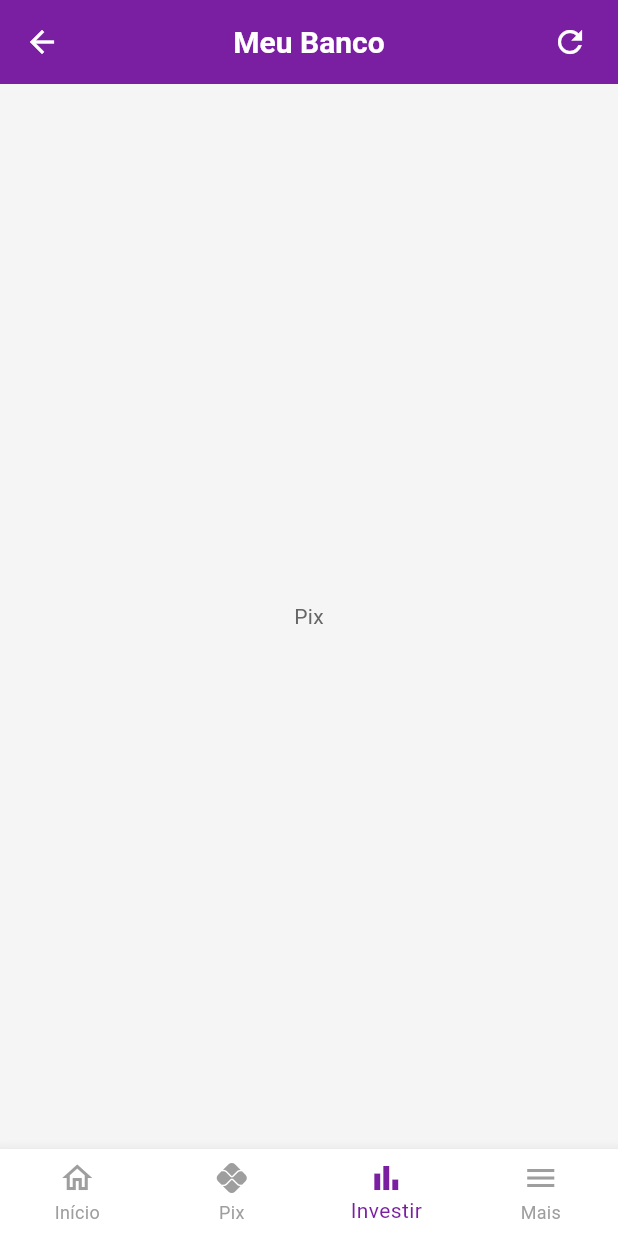
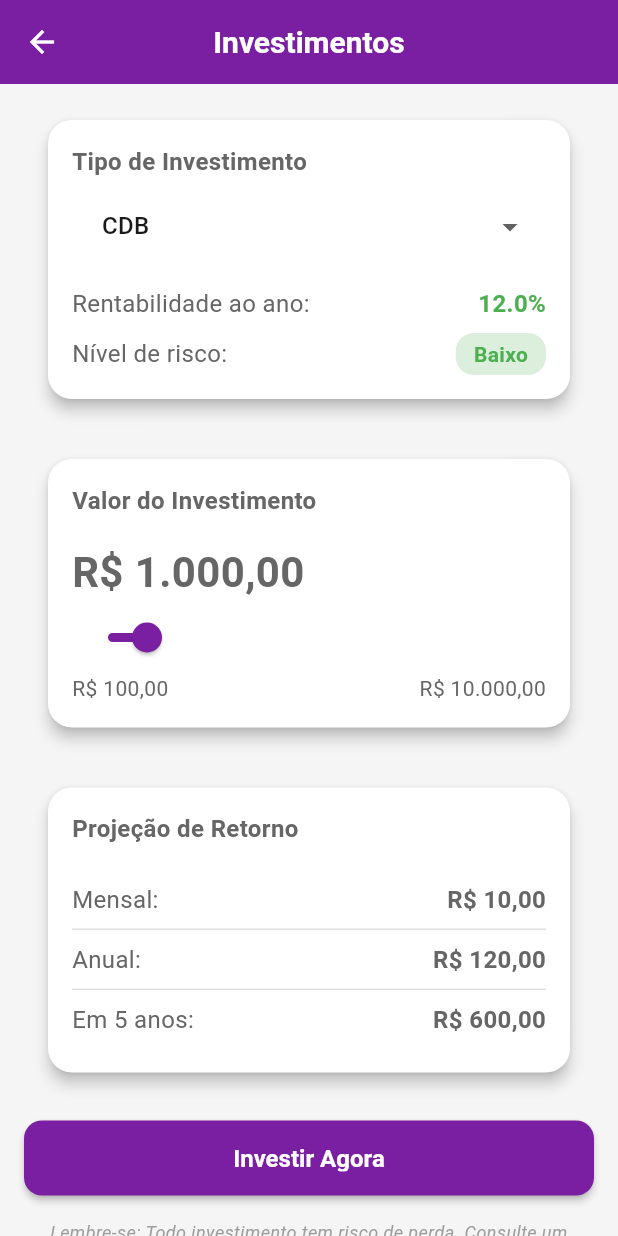
Before and after one commit to cleitao-anao/BancoDigitalFlutter, a Flutter app: the HomeScreen screen opened by its route, item 3 of the bottom bar chosen, on a phone screen of 412 x 824 dp. Run offline on Flutter 3.47's test engine with Material 3 defaults, Android fonts, the phone set to English and light mode, and no system bars; our stand-ins replace connectivity_plus, mask_text_input_formatter, shared_preferences, supabase_flutter; accounts and stored records are empty.

Commit message:
tudo pronto

```diff
--- a/lib/config/app_routes.dart
+++ b/lib/config/app_routes.dart
@@ -9,6 +9,7 @@
 import 'package:flutter_application_1/screens/pix/pix_keys_screen.dart';
 import 'package:flutter_application_1/screens/pix/add_pix_key_screen.dart';
 import 'package:flutter_application_1/screens/pix/pix_history_screen.dart';
+import 'package:flutter_application_1/screens/investment_screen.dart';
 
 // Rotas principais
 const String loginRoute = '/login';
@@ -16,6 +17,7 @@
 const String homeRoute = '/home';
 const String settingsRoute = '/settings';
 const String quotationRoute = '/quotation';
+const String investmentRoute = '/investment';
 
 // Rotas do PIX
 const String pixHomeRoute = '/pix/home';
@@ -31,6 +33,7 @@
   homeRoute: (context) => const HomeScreen(),
   settingsRoute: (context) => const SettingsScreen(),
   quotationRoute: (context) => const QuotationScreen(),
+  investmentRoute: (context) => const InvestmentScreen(),
 
   // Rotas do PIX
   pixHomeRoute: (context) => const PixHomeScreen(),
--- a/lib/screens/home_screen.dart
+++ b/lib/screens/home_screen.dart
@@ -3,7 +3,7 @@
 import 'package:flutter/material.dart';
 import 'package:provider/provider.dart';
 import 'package:flutter_application_1/theme/app_theme.dart';
-import 'package:flutter_application_1/config/app_routes.dart' show pixHomeRoute, quotationRoute, settingsRoute;
+import 'package:flutter_application_1/config/app_routes.dart' show pixHomeRoute, quotationRoute, settingsRoute, investmentRoute;
 import 'package:flutter_application_1/services/bank_service.dart';
 import 'package:intl/intl.dart';
 
@@ -305,7 +305,7 @@
           const Color(0xFFF57C00),
         ],
         'onTap': () {
-          // TODO: Navegar para investimentos
+          Navigator.pushNamed(context, investmentRoute);
         },
       },
       {
@@ -475,9 +475,10 @@
     return BottomNavigationBar(
       currentIndex: currentIndex,
       onTap: (index) {
-        // Handle navigation
         if (index == 1) { // Pix
           Navigator.pushNamed(context, pixHomeRoute);
+        } else if (index == 2) { // Investir
+          Navigator.pushNamed(context, investmentRoute);
         } else if (index == 3) { // Mais
           Navigator.pushNamed(context, settingsRoute);
         } else {
--- /dev/null
+++ b/lib/screens/investment_screen.dart
@@ -0,0 +1,383 @@
+import 'package:flutter/material.dart';
+import 'package:provider/provider.dart';
+import 'package:flutter_application_1/services/bank_service.dart';
+import 'package:intl/intl.dart';
+
+class InvestmentScreen extends StatefulWidget {
+  const InvestmentScreen({Key? key}) : super(key: key);
+
+  @override
+  State<InvestmentScreen> createState() => _InvestmentScreenState();
+}
+
+class _InvestmentScreenState extends State<InvestmentScreen> {
+  double _investmentAmount = 1000.0;
+  String _selectedInvestment = 'CDB';
+  final List<String> _investmentTypes = [
+    'CDB',
+    'LCI',
+    'LCA',
+    'Tesouro Direto',
+    'Fundos de Renda Fixa',
+    'Fundos de Ações'
+  ];
+
+  final Map<String, double> _interestRates = {
+    'CDB': 0.12,
+    'LCI': 0.1,
+    'LCA': 0.095,
+    'Tesouro Direto': 0.115,
+    'Fundos de Renda Fixa': 0.11,
+    'Fundos de Ações': 0.15,
+  };
+
+  final Map<String, String> _riskLevels = {
+    'CDB': 'Baixo',
+    'LCI': 'Baixo',
+    'LCA': 'Baixo',
+    'Tesouro Direto': 'Médio',
+    'Fundos de Renda Fixa': 'Médio',
+    'Fundos de Ações': 'Alto',
+  };
+
+  @override
+  Widget build(BuildContext context) {
+    final theme = Theme.of(context);
+    final currencyFormat = NumberFormat.currency(locale: 'pt_BR', symbol: 'R\$');
+    final double rate = _interestRates[_selectedInvestment] ?? 0.0;
+    final double yearlyReturn = _investmentAmount * rate;
+    final double monthlyReturn = yearlyReturn / 12;
+
+    return Scaffold(
+      appBar: AppBar(
+        title: const Text('Investimentos'),
+        elevation: 0,
+      ),
+      body: SingleChildScrollView(
+        padding: const EdgeInsets.all(16.0),
+        child: Column(
+          crossAxisAlignment: CrossAxisAlignment.start,
+          children: [
+            Card(
+              elevation: 4,
+              shape: RoundedRectangleBorder(
+                borderRadius: BorderRadius.circular(16),
+              ),
+              child: Padding(
+                padding: const EdgeInsets.all(16.0),
+                child: Column(
+                  crossAxisAlignment: CrossAxisAlignment.start,
+                  children: [
+                    const Text(
+                      'Tipo de Investimento',
+                      style: TextStyle(
+                        fontSize: 16,
+                        fontWeight: FontWeight.bold,
+                      ),
+                    ),
+                    const SizedBox(height: 8),
+                    DropdownButtonFormField<String>(
+                      value: _selectedInvestment,
+                      decoration: InputDecoration(
+                        border: OutlineInputBorder(
+                          borderRadius: BorderRadius.circular(12),
+                        ),
+                        contentPadding: const EdgeInsets.symmetric(horizontal: 16, vertical: 12),
+                      ),
+                      items: _investmentTypes.map((String value) {
+                        return DropdownMenuItem<String>(
+                          value: value,
+                          child: Text(value),
+                        );
+                      }).toList(),
+                      onChanged: (String? newValue) {
+                        if (newValue != null) {
+                          setState(() {
+                            _selectedInvestment = newValue;
+                          });
+                        }
+                      },
+                    ),
+                    const SizedBox(height: 16),
+                    Row(
+                      mainAxisAlignment: MainAxisAlignment.spaceBetween,
+                      children: [
+                        const Text(
+                          'Rentabilidade ao ano:',
+                          style: TextStyle(fontSize: 16),
+                        ),
+                        Text(
+                          '${(rate * 100).toStringAsFixed(1)}%',
+                          style: const TextStyle(
+                            fontSize: 16,
+                            fontWeight: FontWeight.bold,
+                            color: Colors.green,
+                          ),
+                        ),
+                      ],
+                    ),
+                    const SizedBox(height: 8),
+                    Row(
+                      mainAxisAlignment: MainAxisAlignment.spaceBetween,
+                      children: [
+                        const Text(
+                          'Nível de risco:',
+                          style: TextStyle(fontSize: 16),
+                        ),
+                        Container(
+                          padding: const EdgeInsets.symmetric(horizontal: 12, vertical: 4),
+                          decoration: BoxDecoration(
+                            color: _riskLevels[_selectedInvestment] == 'Baixo'
+                                ? Colors.green.withOpacity(0.2)
+                                : _riskLevels[_selectedInvestment] == 'Médio'
+                                    ? Colors.orange.withOpacity(0.2)
+                                    : Colors.red.withOpacity(0.2),
+                            borderRadius: BorderRadius.circular(12),
+                          ),
+                          child: Text(
+                            _riskLevels[_selectedInvestment] ?? '',
+                            style: TextStyle(
+                              color: _riskLevels[_selectedInvestment] == 'Baixo'
+                                  ? Colors.green
+                                  : _riskLevels[_selectedInvestment] == 'Médio'
+                                      ? Colors.orange
+                                      : Colors.red,
+                              fontWeight: FontWeight.bold,
+                            ),
+                          ),
+                        ),
+                      ],
+                    ),
+                  ],
+                ),
+              ),
+            ),
+            const SizedBox(height: 24),
+            Card(
+              elevation: 4,
+              shape: RoundedRectangleBorder(
+                borderRadius: BorderRadius.circular(16),
+              ),
+              child: Padding(
+                padding: const EdgeInsets.all(16.0),
+                child: Column(
+                  crossAxisAlignment: CrossAxisAlignment.start,
+                  children: [
+                    const Text(
+                      'Valor do Investimento',
+                      style: TextStyle(
+                        fontSize: 16,
+                        fontWeight: FontWeight.bold,
+                      ),
+                    ),
+                    const SizedBox(height: 16),
+                    Text(
+                      currencyFormat.format(_investmentAmount),
+                      style: const TextStyle(
+                        fontSize: 28,
+                        fontWeight: FontWeight.bold,
+                      ),
+                    ),
+                    Slider(
+                      value: _investmentAmount,
+                      min: 100,
+                      max: 10000,
+                      divisions: 99,
+                      label: currencyFormat.format(_investmentAmount),
+                      onChanged: (double value) {
+                        setState(() {
+                          _investmentAmount = value.roundToDouble();
+                        });
+                      },
+                    ),
+                    Row(
+                      mainAxisAlignment: MainAxisAlignment.spaceBetween,
+                      children: [
+                        Text(currencyFormat.format(100)),
+                        Text(currencyFormat.format(10000)),
+                      ],
+                    ),
+                  ],
+                ),
+              ),
+            ),
+            const SizedBox(height: 24),
+            Card(
+              elevation: 4,
+              shape: RoundedRectangleBorder(
+                borderRadius: BorderRadius.circular(16),
+              ),
+              child: Padding(
+                padding: const EdgeInsets.all(16.0),
+                child: Column(
+                  crossAxisAlignment: CrossAxisAlignment.start,
+                  children: [
+                    const Text(
+                      'Projeção de Retorno',
+                      style: TextStyle(
+                        fontSize: 16,
+                        fontWeight: FontWeight.bold,
+                      ),
+                    ),
+                    const SizedBox(height: 16),
+                    _buildReturnRow('Mensal:', currencyFormat.format(monthlyReturn)),
+                    const Divider(),
+                    _buildReturnRow('Anual:', currencyFormat.format(yearlyReturn)),
+                    const Divider(),
+                    _buildReturnRow('Em 5 anos:', currencyFormat.format(yearlyReturn * 5)),
+                  ],
+                ),
+              ),
+            ),
+            const SizedBox(height: 24),
+            SizedBox(
+              width: double.infinity,
+              height: 50,
+              child: ElevatedButton(
+                onPressed: () {
+                  // TODO: Implementar lógica de investimento
+                  _showInvestmentConfirmation(context, currencyFormat);
+                },
+                style: ElevatedButton.styleFrom(
+                  shape: RoundedRectangleBorder(
+                    borderRadius: BorderRadius.circular(12),
+                  ),
+                  backgroundColor: theme.primaryColor,
+                ),
+                child: const Text(
+                  'Investir Agora',
+                  style: TextStyle(fontSize: 16),
+                ),
+              ),
+            ),
+            const SizedBox(height: 16),
+            const Text(
+              'Lembre-se: Todo investimento tem risco de perda. Consulte um especialista financeiro antes de investir.',
+              style: TextStyle(
+                fontSize: 12,
+                color: Colors.grey,
+                fontStyle: FontStyle.italic,
+              ),
+              textAlign: TextAlign.center,
+            ),
+          ],
+        ),
+      ),
+    );
+  }
+
+  Widget _buildReturnRow(String label, String value) {
+    return Padding(
+      padding: const EdgeInsets.symmetric(vertical: 8.0),
+      child: Row(
+        mainAxisAlignment: MainAxisAlignment.spaceBetween,
+        children: [
+          Text(
+            label,
+            style: const TextStyle(fontSize: 16),
+          ),
+          Text(
+            value,
+            style: const TextStyle(
+              fontSize: 16,
+              fontWeight: FontWeight.bold,
+            ),
+          ),
+        ],
+      ),
+    );
+  }
+
+  Future<void> _showInvestmentConfirmation(
+      BuildContext context, NumberFormat currencyFormat) async {
+    final bankService = Provider.of<BankService>(context, listen: false);
+    final balance = await bankService.getBalance();
+
+    if (_investmentAmount > balance) {
+      if (!mounted) return;
+      showDialog(
+        context: context,
+        builder: (context) => AlertDialog(
+          title: const Text('Saldo Insuficiente'),
+          content: Text(
+              'Você não possui saldo suficiente para este investimento.\n\nSaldo disponível: ${currencyFormat.format(balance)}'),
+          actions: [
+            TextButton(
+              onPressed: () => Navigator.pop(context),
+              child: const Text('OK'),
+            ),
+          ],
+        ),
+      );
+      return;
+    }
+
+    if (!mounted) return;
+    final confirmed = await showDialog<bool>(
+      context: context,
+      builder: (context) => AlertDialog(
+        title: const Text('Confirmar Investimento'),
+        content: Column(
+          mainAxisSize: MainAxisSize.min,
+          crossAxisAlignment: CrossAxisAlignment.start,
+          children: [
+            Text('Tipo: $_selectedInvestment'),
+            const SizedBox(height: 8),
+            Text('Valor: ${currencyFormat.format(_investmentAmount)}'),
+            const SizedBox(height: 16),
+            const Text('Deseja confirmar este investimento?'),
+          ],
+        ),
+        actions: [
+          TextButton(
+            onPressed: () => Navigator.pop(context, false),
+            child: const Text('Cancelar'),
+          ),
+          ElevatedButton(
+            onPressed: () => Navigator.pop(context, true),
+            child: const Text('Confirmar'),
+          ),
+        ],
+      ),
+    );
+
+    if (confirmed == true) {
+      // Simular processamento
+      if (!mounted) return;
+      showDialog(
+        context: context,
+        barrierDismissible: false,
+        builder: (context) => const Center(
+          child: CircularProgressIndicator(),
+        ),
+      );
+
+      // Simular tempo de processamento
+      await Future.delayed(const Duration(seconds: 2));
+
+      if (!mounted) return;
+      Navigator.pop(context); // Fechar loading
+
+      // TODO: Implementar lógica real de investimento
+      await bankService.makeInvestment(_investmentAmount);
+
+      if (!mounted) return;
+      showDialog(
+        context: context,
+        builder: (context) => AlertDialog(
+          title: const Text('Investimento Realizado!'),
+          content: const Text('Seu investimento foi realizado com sucesso.'),
+          actions: [
+            TextButton(
+              onPressed: () {
+                Navigator.pop(context);
+                Navigator.pop(context); // Voltar para a tela anterior
+              },
+              child: const Text('OK'),
+            ),
+          ],
+        ),
+      );
+    }
+  }
+}
```
Also changed, not shown: lib/services/bank_service.dart (+48 -0 lines).
